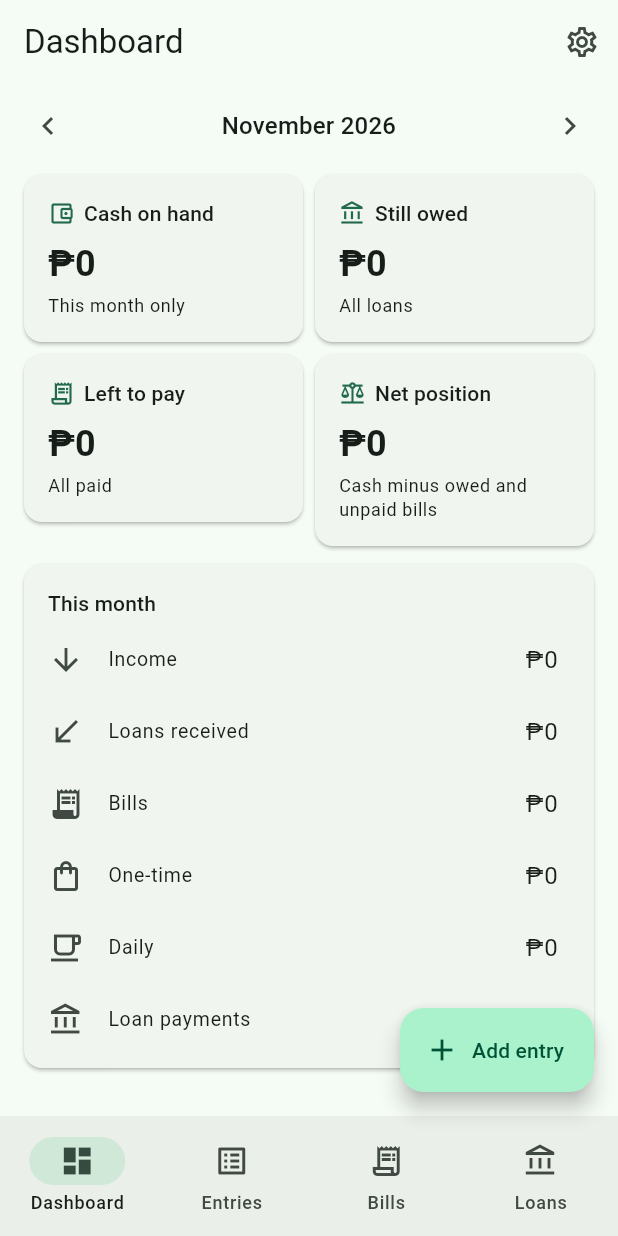
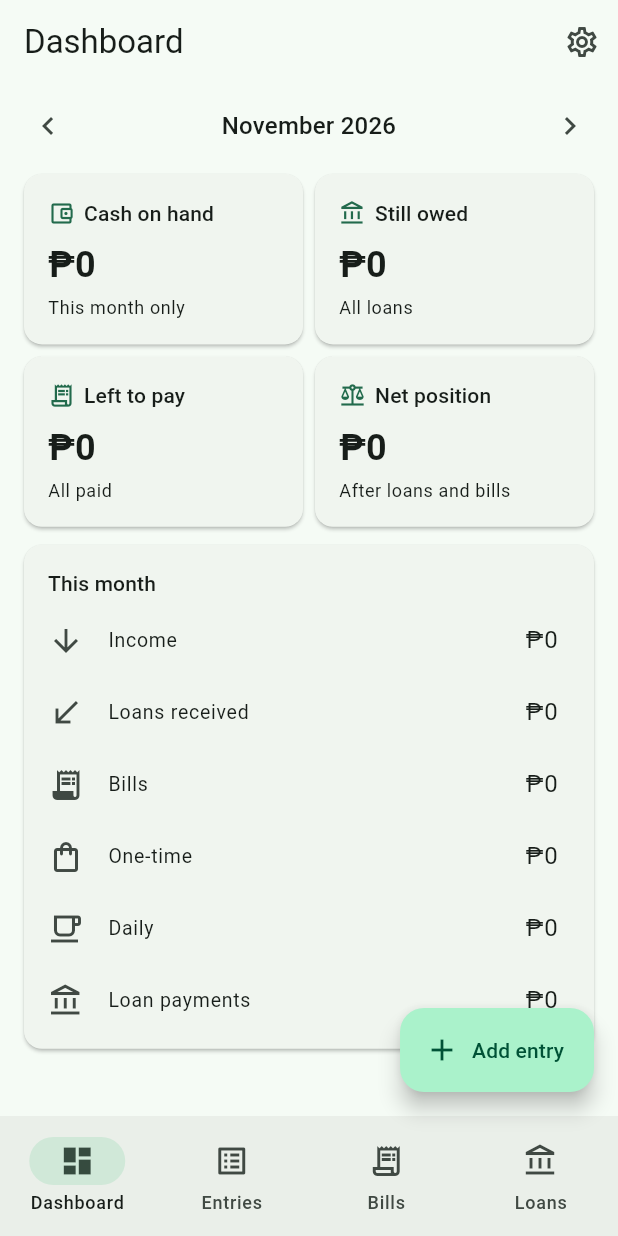
Before and after one commit to frxstph/finance-tracker, a Flutter app: the screen it shows after launch, on a phone screen of 412 x 824 dp. Run offline on Flutter 3.47's test engine with Material 3 defaults, Android fonts, the phone set to English and light mode, and no system bars; our stand-ins replace file_picker, image_picker, share_plus, sqflite; accounts and stored records are empty.

Commit message:
Make the four dashboard cards the same size
One-line detail text, fixed-height value that shrinks long amounts to
fit. Net position detail shortened to 'After loans and bills'. 1.6.1.

Co-Authored-By: Claude Opus 5.5 <noreply@anthropic.com>
Claude-Session: https://claude.ai/code/session_01PAVCyRMd6i83dK8dSFkXqs

```diff
--- a/lib/ui/dashboard_page.dart
+++ b/lib/ui/dashboard_page.dart
@@ -80,7 +80,7 @@ class DashboardPage extends StatelessWidget {
                       icon: Icons.balance_outlined,
                       value: formatPeso(s.netPosition),
                       valueColor: signColor(s.netPosition),
-                      detail: 'Cash minus owed and unpaid bills',
+                      detail: 'After loans and bills',
                     ),
                   ),
                 ],
--- a/lib/ui/theme.dart
+++ b/lib/ui/theme.dart
@@ -8,7 +8,7 @@ import '../domain/models.dart';
 const Color seedColor = Color(0xFF2E7D5B);
 
 /// App version shown in settings. Keep in sync with pubspec.yaml.
-const String appVersion = '1.6.0';
+const String appVersion = '1.6.1';
 
 ThemeData buildTheme(Brightness brightness) {
   final scheme =
--- a/lib/ui/widgets/stat_card.dart
+++ b/lib/ui/widgets/stat_card.dart
@@ -3,6 +3,9 @@ import 'package:flutter/material.dart';
 import '../theme.dart';
 
 /// One dashboard number with a label and an optional detail line.
+///
+/// Every card has the same height: one label line, a fixed-height value that
+/// shrinks long amounts to fit, and one detail line.
 class StatCard extends StatelessWidget {
   const StatCard({
     super.key,
@@ -22,6 +25,12 @@ class StatCard extends StatelessWidget {
   @override
   Widget build(BuildContext context) {
     final theme = Theme.of(context);
+    final valueStyle = theme.textTheme.headlineSmall?.copyWith(
+      color: valueColor,
+      fontWeight: FontWeight.w600,
+      fontFeatures: tabularFigures,
+    );
+    final valueHeight = (valueStyle?.fontSize ?? 24) * 1.4;
     return Card(
       child: Padding(
         padding: const EdgeInsets.all(16),
@@ -44,22 +53,22 @@ class StatCard extends StatelessWidget {
               ],
             ),
             const SizedBox(height: 8),
-            FittedBox(
-              fit: BoxFit.scaleDown,
-              alignment: Alignment.centerLeft,
-              child: Text(
-                value,
-                style: theme.textTheme.headlineSmall?.copyWith(
-                  color: valueColor,
-                  fontWeight: FontWeight.w600,
-                  fontFeatures: tabularFigures,
-                ),
+            SizedBox(
+              height: valueHeight,
+              width: double.infinity,
+              child: FittedBox(
+                fit: BoxFit.scaleDown,
+                alignment: Alignment.centerLeft,
+                child: Text(value, style: valueStyle, maxLines: 1),
               ),
             ),
-            if (detail != null) ...<Widget>[
-              const SizedBox(height: 4),
-              Text(detail!, style: theme.textTheme.bodySmall),
-            ],
+            const SizedBox(height: 4),
+            Text(
+              detail ?? '',
+              style: theme.textTheme.bodySmall,
+              maxLines: 1,
+              overflow: TextOverflow.ellipsis,
+            ),
           ],
         ),
       ),
--- a/pubspec.yaml
+++ b/pubspec.yaml
@@ -1,7 +1,7 @@
 name: finance_tracker
 description: Personal offline finance tracker for Android.
 publish_to: none
-version: 1.6.0+1
+version: 1.6.1+1
 
 environment:
   sdk: ">=3.4.0 <4.0.0"
```
